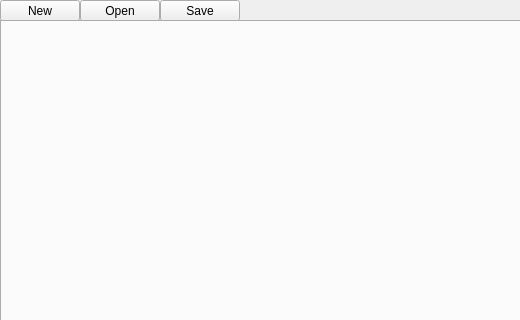
kargamant/Simple-Notebook, file notes/mainwindow.ui: the form before one commit; both pictures show x 0 to 520 and y 0 to 320 of the 800 by 600 pixel window.
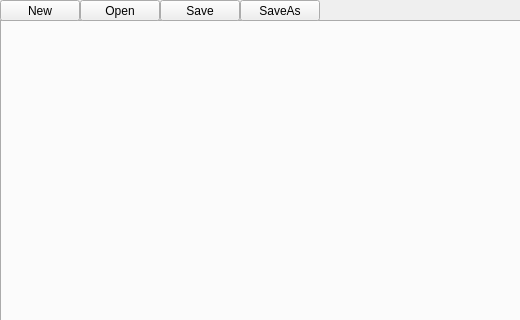
The form after the commit.

Commit message: Made save as button. Fixed bug with saving file, while new file opened

What changed in the file:
```diff
--- a/notes/mainwindow.ui
+++ b/notes/mainwindow.ui
@@ -66,6 +66,19 @@
      <string>Save</string>
     </property>
    </widget>
+   <widget class="QPushButton" name="saveAsButton">
+    <property name="geometry">
+     <rect>
+      <x>240</x>
+      <y>0</y>
+      <width>80</width>
+      <height>21</height>
+     </rect>
+    </property>
+    <property name="text">
+     <string>SaveAs</string>
+    </property>
+   </widget>
   </widget>
   <widget class="QMenuBar" name="menubar">
    <property name="geometry">
```
The commit also changes 2 other files.
